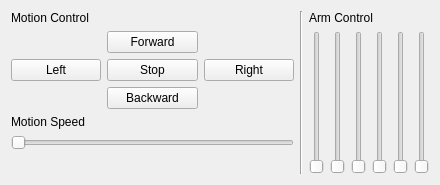
Old version of the form Laptop/ButtonControl.ui in the repository Apeami/RoverProject2024.
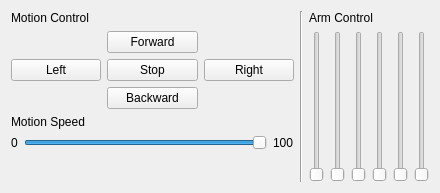
New version of the form.

Diff of the .ui file:
```diff
--- a/Laptop/ButtonControl.ui
+++ b/Laptop/ButtonControl.ui
@@ -7,7 +7,7 @@
     <x>0</x>
     <y>0</y>
     <width>440</width>
-    <height>185</height>
+    <height>193</height>
    </rect>
   </property>
   <property name="windowTitle">
@@ -82,7 +82,19 @@
       </widget>
      </item>
      <item>
-      <widget class="QSlider" name="horizontalSlider">
+      <layout class="QHBoxLayout" name="horizontalLayout_3">
+       <item>
+        <widget class="QLabel" name="label_4">
+         <property name="text">
+          <string>0</string>
+         </property>
+        </widget>
+       </item>
+       <item>
+        <widget class="QSlider" name="SpeedSlider">
+         <property name="sliderPosition">
+          <number>99</number>
+         </property>
        <property name="orientation">
         <enum>Qt::Horizontal</enum>
        </property>
@@ -92,6 +104,15 @@
       </widget>
      </item>
      <item>
+        <widget class="QLabel" name="label_5">
+         <property name="text">
+          <string>100</string>
+         </property>
+        </widget>
+       </item>
+      </layout>
+     </item>
+     <item>
       <spacer name="verticalSpacer">
        <property name="orientation">
         <enum>Qt::Vertical</enum>
```
Left out of the diff: 22 changed lines with no effect on the pictures. Lines whose indentation alone changed are shown as unchanged.
